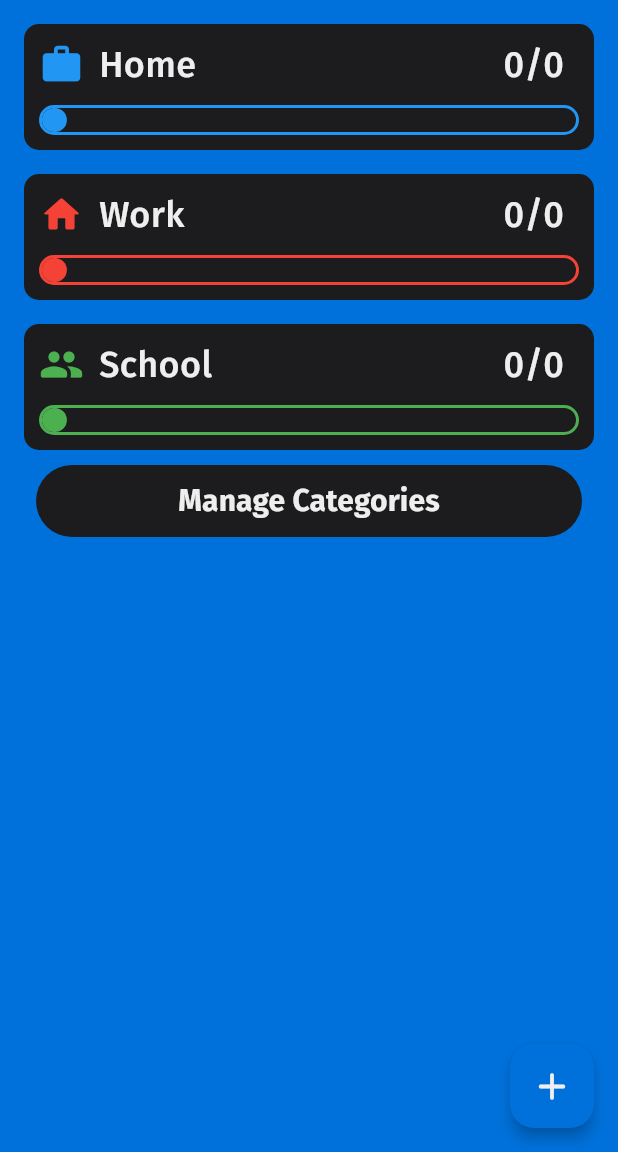
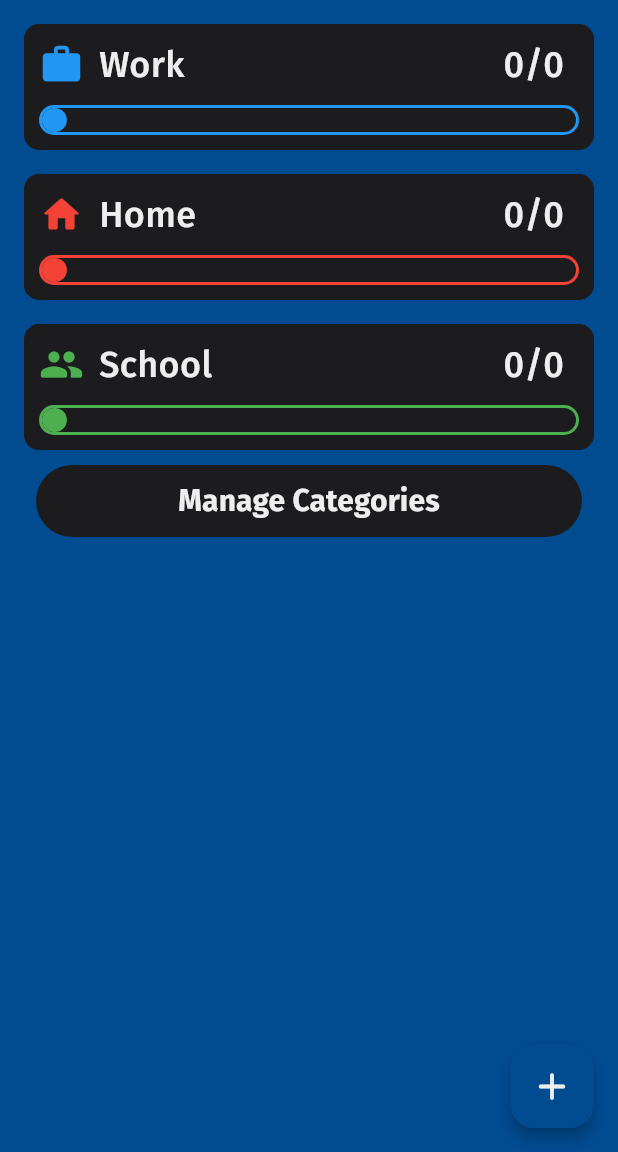
Before and after one commit to noahstew/quest_manager_app, a Flutter app: the screen it shows after launch, after a tap on the "dark mode" icon, on a phone screen of 412 x 824 dp, the part 84-1236 px from its top. Run offline on Flutter 3.47's test engine with Material 3 defaults, Android fonts, the phone set to English and light mode, and no system bars; our stand-ins replace google_fonts.

Commit message:
Working Application w/out DB

```diff
--- a/lib/data/user_data.dart
+++ b/lib/data/user_data.dart
@@ -1,11 +1,9 @@
-//import 'package:flutter/material.dart';
 import 'package:todo/data/app_data.dart';
 import 'package:todo/models/category.dart';
-//import 'package:todo/models/task.dart';
 
 List<Category> userCategories = [
-  Category(name: 'Home', icon: chooseableIcons[0], color: chooseableColors[0]),
-  Category(name: 'Work', icon: chooseableIcons[1], color: chooseableColors[1]),
+  Category(name: 'Work', icon: chooseableIcons[0], color: chooseableColors[0]),
+  Category(name: 'Home', icon: chooseableIcons[1], color: chooseableColors[1]),
   Category(
       name: 'School', icon: chooseableIcons[2], color: chooseableColors[2]),
 ];
--- a/lib/models/category.dart
+++ b/lib/models/category.dart
@@ -2,6 +2,8 @@ import 'package:flutter/material.dart';
 import 'package:todo/models/task.dart';
 
 class Category {
+  static int idCounter = 0;
+  String id = '';
   final String name;
   final IconData icon;
   final Color color;
@@ -12,7 +14,9 @@ class Category {
     required this.name,
     required this.icon,
     required this.color,
-  });
+  }) {
+    id = '${++idCounter}';
+  }
 
   void addTask(Task task) {
     userTasks.add(task);
@@ -22,8 +26,9 @@ class Category {
     userTasks.remove(task);
   }
 
-  double tasksCompleted() {
+  double tasksRatio() {
     int completedTasks = 0;
+
     for (Task task in userTasks) {
       if (task.isDone) {
         completedTasks++;
--- a/lib/models/task.dart
+++ b/lib/models/task.dart
@@ -3,9 +3,9 @@ import "package:todo/models/category.dart";
 class Task {
   String name;
   Category category;
-  bool isDone;
+  bool isDone = false;
 
-  Task({required this.name, required this.category, this.isDone = false});
+  Task({required this.name, required this.category});
 
   void toggleDone() {
     isDone = !isDone;
--- a/lib/screens/home_screen.dart
+++ b/lib/screens/home_screen.dart
@@ -1,4 +1,5 @@
 import 'package:flutter/material.dart';
+import 'package:todo/models/category.dart';
 import 'package:todo/screens/add_task_screen.dart';
 import 'package:todo/utils.dart';
 import 'package:todo/widgets/category_details.dart';
@@ -16,6 +17,18 @@ class HomeScreen extends StatefulWidget {
 }
 
 class _HomeScreenState extends State<HomeScreen> {
+  removeCategory(String id) {
+    setState(() {
+      userCategories.removeWhere((element) => element.id == id);
+    });
+  }
+
+  addCategory(Category newCategory) {
+    setState(() {
+      userCategories.add(newCategory);
+    });
+  }
+
   @override
   Widget build(BuildContext context) {
     final themeContext = Theme.of(context).colorScheme;
@@ -44,13 +57,19 @@ class _HomeScreenState extends State<HomeScreen> {
       ),
       floatingActionButton: FloatingActionButton(
         elevation: 4,
-        onPressed: () {
-          Navigator.push(
+        onPressed: () async {
+          final newTask = await Navigator.push(
             context,
             MaterialPageRoute(
               builder: (context) => const AddTaskScreen(),
             ),
           );
+
+          if (newTask != null) {
+            setState(() {
+              userCategories[newTask[1]].addTask(newTask[0]);
+            });
+          }
         },
         backgroundColor: themeContext.surface,
         child: Icon(Icons.add_rounded, color: themeContext.primary, size: 30),
@@ -62,7 +81,6 @@ class _HomeScreenState extends State<HomeScreen> {
           child: Column(
             crossAxisAlignment: CrossAxisAlignment.center,
             children: [
-              // TODO: Make summary widget
               ListView.builder(
                 shrinkWrap: true,
                 physics: const NeverScrollableScrollPhysics(),
@@ -76,7 +94,6 @@ class _HomeScreenState extends State<HomeScreen> {
                           setState(() {
                             userCategories[index].isExpanded = !isExpanded;
                           });
-                          print(userCategories[index].userTasks.length);
                         },
                         child: !isExpanded
                             ? CategoryOverview(
@@ -86,6 +103,10 @@ class _HomeScreenState extends State<HomeScreen> {
                             : CategoryDetails(
                                 category: userCategories[index],
                                 idx: index,
+                                numCompletedTasks: userCategories[index]
+                                    .userTasks
+                                    .where((task) => task.isDone)
+                                    .length,
                               ),
                       ),
                       if (index != userCategories.length - 1)
@@ -94,7 +115,8 @@ class _HomeScreenState extends State<HomeScreen> {
                   );
                 },
               ),
-              const ManageCategoriesButton(),
+              ManageCategoriesButton(
+                  addCategory: addCategory, removeCategory: removeCategory),
             ],
           ),
         ),
--- a/lib/utils.dart
+++ b/lib/utils.dart
@@ -7,7 +7,7 @@ class AppColors {
   static const technoBlack = Color.fromARGB(255, 28, 28, 30);
   static const softBlack = Color.fromARGB(255, 48, 45, 45);
   static const lightBlue = Color.fromARGB(255, 102, 215, 252);
-  static const darkBlue = Color.fromARGB(255, 0, 113, 219);
+  static const darkBlue = Color.fromARGB(255, 1, 75, 145);
   static const lightRed = Color.fromARGB(255, 255, 68, 68);
   static const darkRed = Color.fromARGB(255, 156, 0, 0);
 }
--- a/lib/widgets/category_overview.dart
+++ b/lib/widgets/category_overview.dart
@@ -51,9 +51,9 @@ class _CategoryOverviewState extends State<CategoryOverview> {
                 Row(
                   children: [
                     Text(
-                      userCategories[widget.idx].tasksCompleted().isNaN
+                      userCategories[widget.idx].tasksRatio().isNaN
                           ? '0/0'
-                          : '${userCategories[widget.idx].tasksCompleted().toInt()}/${userCategories[widget.idx].userTasks.length}',
+                          : '${userCategories[widget.idx].tasksRatio().toInt()}/${userCategories[widget.idx].userTasks.length}',
                       style:
                           textStyle(24, themeContext.primary, FontWeight.w500),
                     ),
@@ -64,14 +64,12 @@ class _CategoryOverviewState extends State<CategoryOverview> {
             ),
             const SizedBox(height: 10),
             ProgressBar(
-              progressFraction:
-                  userCategories[widget.idx].tasksCompleted().isNaN ||
-                          userCategories[widget.idx].tasksCompleted() /
-                                  userCategories[widget.idx].userTasks.length ==
-                              0
-                      ? 0.05
-                      : userCategories[widget.idx].tasksCompleted() /
-                          userCategories[widget.idx].userTasks.length,
+              progressFraction: userCategories[widget.idx].tasksRatio().isNaN ||
+                      userCategories[widget.idx].tasksRatio() /
+                              userCategories[widget.idx].userTasks.length ==
+                          0
+                  ? 0.05
+                  : userCategories[widget.idx].tasksRatio(),
               catColor: widget.category.color,
             ),
           ],
--- a/lib/widgets/manage_categories_button.dart
+++ b/lib/widgets/manage_categories_button.dart
@@ -1,10 +1,19 @@
 import 'package:flutter/material.dart';
-import 'package:todo/screens/manage_categories.dart';
+import 'package:todo/data/user_data.dart';
+import 'package:todo/screens/manage_categories_screen.dart';
 import 'package:todo/utils.dart';
 
-class ManageCategoriesButton extends StatelessWidget {
-  const ManageCategoriesButton({super.key});
+class ManageCategoriesButton extends StatefulWidget {
+  final dynamic addCategory;
+  final dynamic removeCategory;
+  const ManageCategoriesButton(
+      {required this.addCategory, required this.removeCategory, super.key});
 
+  @override
+  State<ManageCategoriesButton> createState() => _ManageCategoriesButtonState();
+}
+
+class _ManageCategoriesButtonState extends State<ManageCategoriesButton> {
   @override
   Widget build(BuildContext context) {
     final themeContext = Theme.of(context).colorScheme;
@@ -22,13 +31,21 @@ class ManageCategoriesButton extends StatelessWidget {
           borderRadius: BorderRadius.circular(30),
         ),
         child: TextButton(
-          onPressed: () {
-            Navigator.push(
+          onPressed: () async {
+            final newCategory = await Navigator.push(
               context,
               MaterialPageRoute(builder: (context) {
-                return const ManageCategoriesScreen();
+                return ManageCategoriesScreen(
+                    addCategory: widget.addCategory,
+                    removeCategory: widget.removeCategory);
               }),
             );
+
+            if (newCategory != null) {
+              setState(() {
+                userCategories.add(newCategory);
+              });
+            }
           },
           child: Text(
             'Manage Categories',
```
Also changed, not shown: lib/screens/add_task_screen.dart (+19 -19 lines), lib/screens/manage_categories_screen.dart (renamed from lib/screens/manage_categories.dart, +7 -2 lines), lib/widgets/add_category.dart (+14 -3 lines), lib/widgets/category_details.dart (+54 -13 lines), lib/widgets/clear_button.dart (+3 -5 lines), lib/widgets/delete_category.dart (+8 -2 lines), lib/widgets/quest_card.dart (+18 -8 lines).
